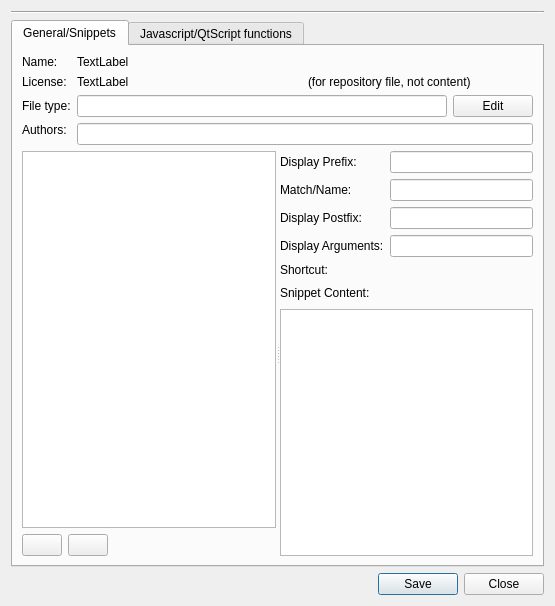
Qt form kate/plugins/snippets_tng/editor/snippeteditorview.ui (KDE/kate) before a commit.
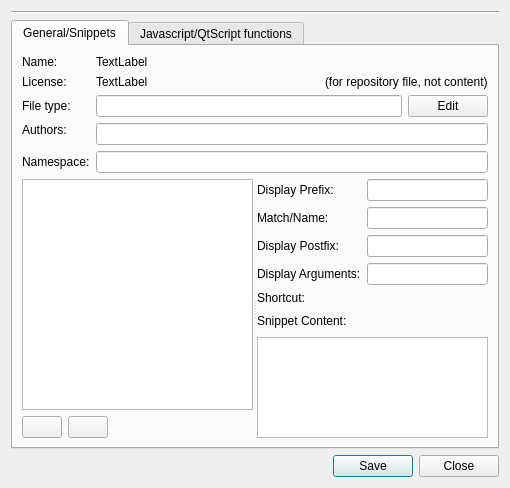
The same form after that commit. Custom widgets are drawn as their Qt base class.

Commit message: jowenn:     support for namespace attribut in repository files

The edit to the form file:
```diff
--- a/kate/plugins/snippets_tng/editor/snippeteditorview.ui
+++ b/kate/plugins/snippets_tng/editor/snippeteditorview.ui
@@ -6,8 +6,8 @@
    <rect>
     <x>0</x>
     <y>0</y>
-    <width>555</width>
-    <height>606</height>
+    <width>510</width>
+    <height>488</height>
    </rect>
   </property>
   <layout class="QVBoxLayout" name="verticalLayout_4">
@@ -30,6 +30,9 @@
       <layout class="QVBoxLayout" name="verticalLayout_3">
        <item>
         <layout class="QFormLayout" name="formLayout_2">
+         <property name="fieldGrowthPolicy">
+          <enum>QFormLayout::ExpandingFieldsGrow</enum>
+         </property>
          <item row="0" column="0">
           <widget class="QLabel" name="label">
            <property name="sizePolicy">
@@ -70,11 +73,11 @@
           </widget>
          </item>
          <item row="1" column="1">
-          <layout class="QHBoxLayout" name="horizontalLayout_3">
+          <layout class="QHBoxLayout" name="horizontalLayout_3" stretch="0,0">
            <item>
             <widget class="QLabel" name="snippetCollectionLicense">
              <property name="sizePolicy">
-              <sizepolicy hsizetype="Preferred" vsizetype="Fixed">
+              <sizepolicy hsizetype="Expanding" vsizetype="Fixed">
                <horstretch>0</horstretch>
                <verstretch>0</verstretch>
               </sizepolicy>
@@ -136,6 +139,16 @@
          <item row="3" column="1">
           <widget class="QLineEdit" name="snippetCollectionAuthors"/>
          </item>
+         <item row="4" column="0">
+          <widget class="QLabel" name="label_11">
+           <property name="text">
+            <string>Namespace:</string>
+           </property>
+          </widget>
+         </item>
+         <item row="4" column="1">
+          <widget class="QLineEdit" name="snippetCollectionNamespace"/>
+         </item>
         </layout>
        </item>
        <item>
@@ -186,7 +199,7 @@
            </item>
           </layout>
          </widget>
-         <widget class="QWidget" name="">
+         <widget class="QWidget" name="layoutWidget">
           <layout class="QVBoxLayout" name="verticalLayout_2">
            <item>
             <layout class="QFormLayout" name="formLayout">
```
The commit also changes 4 other files.
